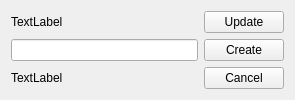
Qt form scribus/ui/propertywidget_stylefromselection.ui (aoloe/scribus) before a commit.
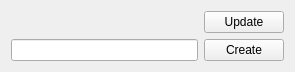
The same form after that commit.

Commit message: create the p and ch styles; not working update for p and ch styles

Diff of the .ui file:
```diff
--- a/scribus/ui/propertywidget_stylefromselection.ui
+++ b/scribus/ui/propertywidget_stylefromselection.ui
@@ -7,44 +7,13 @@
     <x>0</x>
     <y>0</y>
     <width>295</width>
-    <height>81</height>
+    <height>50</height>
    </rect>
   </property>
   <property name="windowTitle">
    <string>Form</string>
   </property>
   <layout class="QGridLayout" name="gridLayout">
-   <item row="1" column="0">
-    <widget class="QLineEdit" name="lineEdit"/>
-   </item>
-   <item row="2" column="1">
-    <widget class="QPushButton" name="pushButton_3">
-     <property name="text">
-      <string>Cancel</string>
-     </property>
-    </widget>
-   </item>
-   <item row="0" column="0">
-    <widget class="QLabel" name="label">
-     <property name="text">
-      <string>TextLabel</string>
-     </property>
-    </widget>
-   </item>
-   <item row="1" column="1">
-    <widget class="QPushButton" name="pushButton_2">
-     <property name="text">
-      <string>Create</string>
-     </property>
-    </widget>
-   </item>
-   <item row="2" column="0">
-    <widget class="QLabel" name="label_2">
-     <property name="text">
-      <string>TextLabel</string>
-     </property>
-    </widget>
-   </item>
    <item row="0" column="1">
     <widget class="QPushButton" name="pushButton">
      <property name="text">
@@ -52,18 +21,22 @@
      </property>
     </widget>
    </item>
-   <item row="3" column="0">
-    <spacer name="verticalSpacer">
-     <property name="orientation">
-      <enum>Qt::Vertical</enum>
+   <item row="1" column="1">
+    <widget class="QPushButton" name="createButton">
+     <property name="text">
+      <string>Create</string>
      </property>
-     <property name="sizeHint" stdset="0">
-      <size>
-       <width>20</width>
-       <height>40</height>
-      </size>
+    </widget>
+   </item>
+   <item row="0" column="0">
+    <widget class="QLabel" name="currentStyleLabel">
+     <property name="text">
+      <string/>
      </property>
-    </spacer>
+    </widget>
+   </item>
+   <item row="1" column="0">
+    <widget class="QLineEdit" name="newStyleEdit"/>
    </item>
   </layout>
  </widget>
```
Left out of the diff: 7 changed lines with no effect on the pictures. The commit also changes 5 other files.
